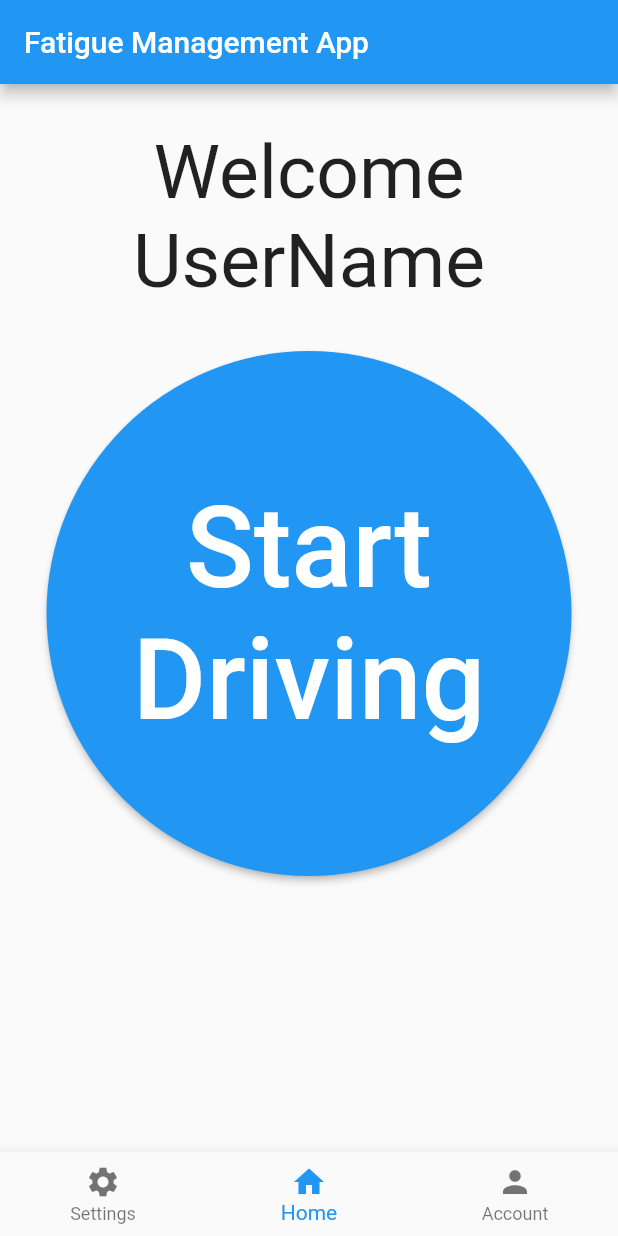
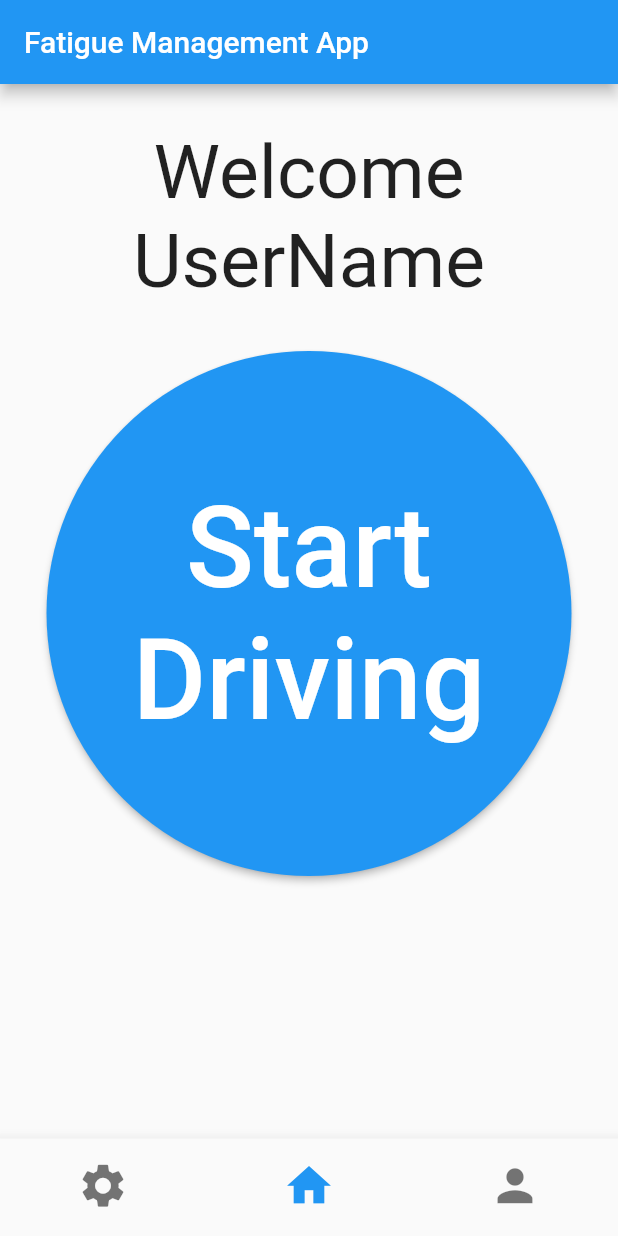
Before and after one commit to FalconLuma/-DECO38010--VillersBoysII, a Flutter app: the screen it shows after launch, on a phone screen of 412 x 824 dp. Run offline on Flutter 3.47's test engine with Material 2 defaults, Android fonts, the phone set to English and light mode, and no system bars.

Commit message:
nav bar style + comments

```diff
--- a/villers_boys_ii/lib/main.dart
+++ b/villers_boys_ii/lib/main.dart
@@ -13,15 +13,6 @@
     return MaterialApp(
       title: 'Flutter Demo',
       theme: ThemeData(
-        // This is the theme of your application.
-        //
-        // Try running your application with "flutter run". You'll see the
-        // application has a blue toolbar. Then, without quitting the app, try
-        // changing the primarySwatch below to Colors.green and then invoke
-        // "hot reload" (press "r" in the console where you ran "flutter run",
-        // or simply save your changes to "hot reload" in a Flutter IDE).
-        // Notice that the counter didn't reset back to zero; the application
-        // is not restarted.
         primarySwatch: Colors.blue,
       ),
       home: const MyHomePage(title: 'Fatigue Management App'),
@@ -50,12 +41,13 @@
 class _MyHomePageState extends State<MyHomePage> {
   int _selectedIndex = 1;
 
+  // The different pages available from the navigation bar on the home screen
   final List<Widget> _centers = <Widget>[
-    // Settings
+    // Settings screen
     Column(children: const <Widget>[
       Text('Settings')
     ],),
-    // Home
+    // Home screen
     Column(
       mainAxisAlignment: MainAxisAlignment.start,
       children: <Widget>[
@@ -79,7 +71,7 @@
         ),
       ],
     ),
-    // Account
+    // Account screen
     Column(children: const <Widget>[
       Text('Account')
     ],),
@@ -118,8 +110,11 @@
         ],
         currentIndex: _selectedIndex,
         onTap: _onItemTapped,
+        showSelectedLabels: false,
+        showUnselectedLabels: false,
+        selectedIconTheme: const IconThemeData(size: 35),
+        unselectedIconTheme: const IconThemeData(size: 35),
       ),
-
     );
   }
 }
```
